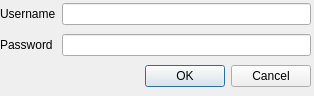
The window that gui/login.ui (danduk82/areapp-bilddocu) describes before a commit, drawn with Qt 5.
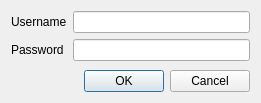
The same window after the commit.

Commit message: prettify layout

Patch:
```diff
--- a/gui/login.ui
+++ b/gui/login.ui
@@ -6,23 +6,26 @@
    <rect>
     <x>0</x>
     <y>0</y>
-    <width>314</width>
-    <height>96</height>
+    <width>261</width>
+    <height>103</height>
    </rect>
   </property>
   <property name="windowTitle">
    <string>Dialog</string>
   </property>
-  <widget class="QWidget" name="gridLayoutWidget">
-   <property name="geometry">
-    <rect>
-     <x>0</x>
-     <y>0</y>
-     <width>311</width>
-     <height>91</height>
-    </rect>
-   </property>
-   <layout class="QGridLayout" name="gridLayout">
+  <layout class="QVBoxLayout" name="verticalLayout">
+   <item>
+    <layout class="QFormLayout" name="formLayout">
+     <item row="0" column="0">
+      <widget class="QLabel" name="label">
+       <property name="text">
+        <string>Username</string>
+       </property>
+      </widget>
+     </item>
+     <item row="0" column="1">
+      <widget class="QLineEdit" name="usernameLineEdit"/>
+     </item>
     <item row="1" column="0">
      <widget class="QLabel" name="label_2">
       <property name="text">
@@ -37,17 +40,9 @@
       </property>
      </widget>
     </item>
-    <item row="0" column="0">
-     <widget class="QLabel" name="label">
-      <property name="text">
-       <string>Username</string>
-      </property>
-     </widget>
-    </item>
-    <item row="0" column="1">
-     <widget class="QLineEdit" name="usernameLineEdit"/>
-    </item>
-    <item row="2" column="0" colspan="2">
+    </layout>
+   </item>
+   <item>
      <widget class="QDialogButtonBox" name="buttonBox">
       <property name="orientation">
        <enum>Qt::Horizontal</enum>
@@ -58,7 +53,6 @@
      </widget>
     </item>
    </layout>
-  </widget>
  </widget>
  <resources/>
  <connections>
```
Lines whose indentation alone changed are shown as unchanged. The commit also changes 4 other files.
